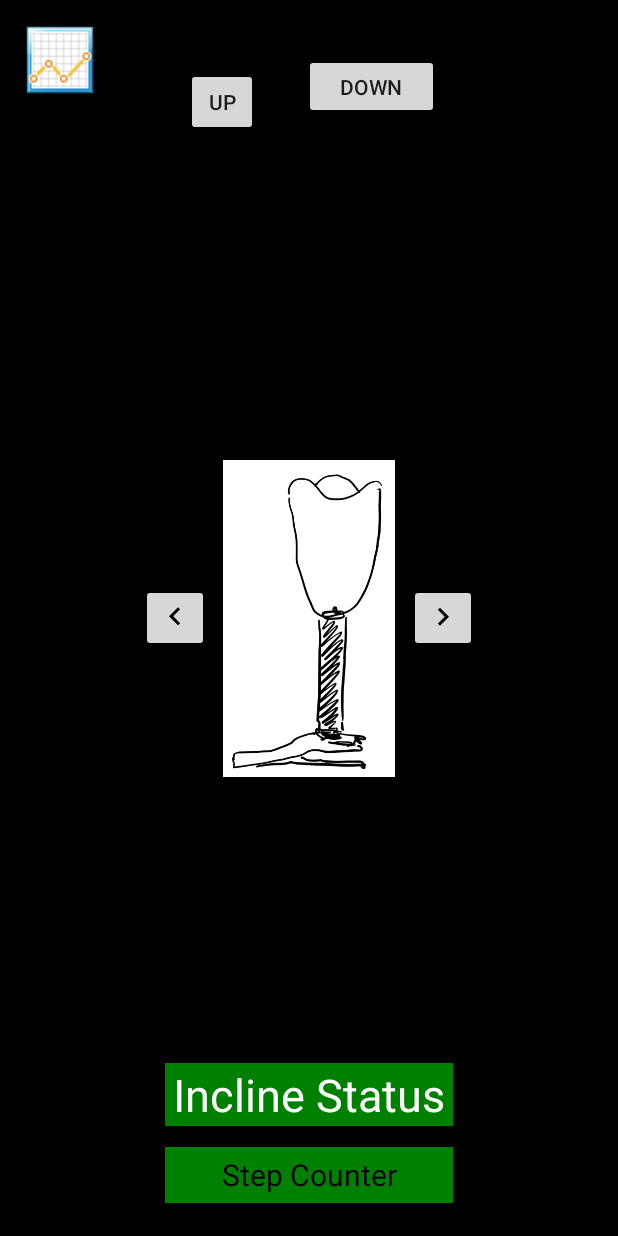
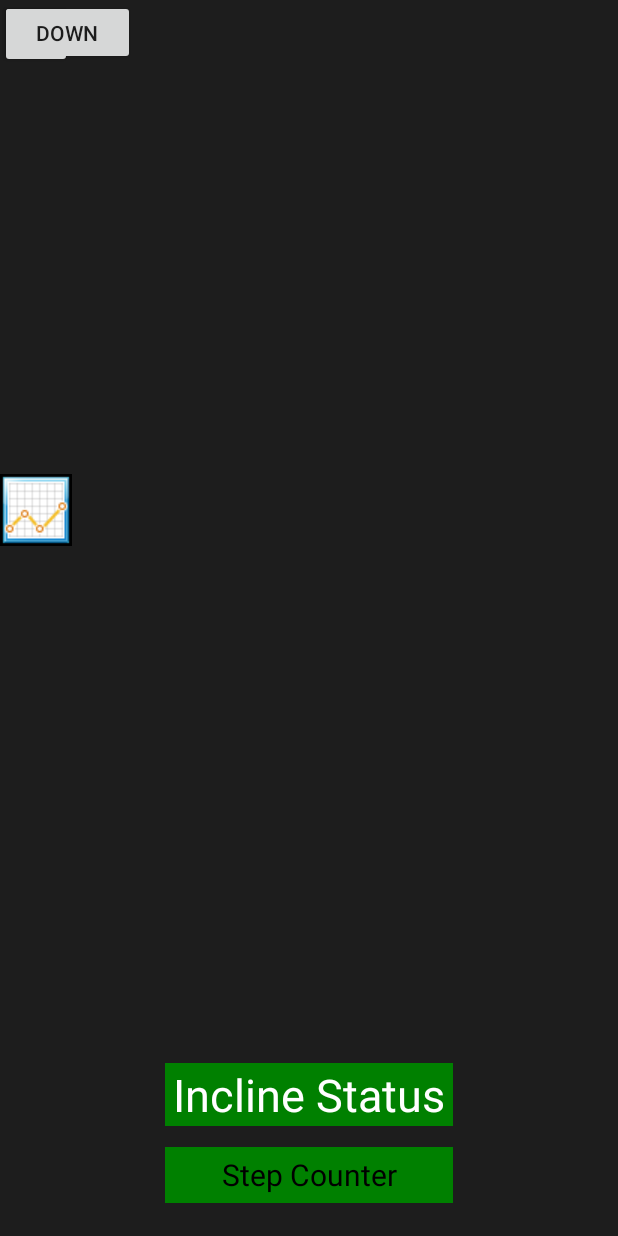
Before and after one commit to nathanjnile/GroupProjectProstheticApp, an Android app: the layout activity_main.xml on its own in the app's theme, with its tools: preview values and no code run, on a phone screen of 412 x 824 dp. Run offline under Robolectric (Android 15) with nearby library versions, the phone set to English and light mode, and no system bars.

Commit message:
removed the rotating image

```diff
--- a/app/src/main/java/com/example/natha/bluetoothservice2/MainActivity.java
+++ b/app/src/main/java/com/example/natha/bluetoothservice2/MainActivity.java
@@ -79,7 +79,7 @@ public class MainActivity extends AppCompatActivity {
     }
 
     //Methods for right button. Checks what direction the prosthetic is facing, changes the image by a 90 degree rotation and sets it as the new image
-    public void ImageChangeButtonRight(View view) {
+/*    public void ImageChangeButtonRight(View view) {
         if (pic == R.drawable.leftfacing) { //if prosthetic is facing left
             legImage = (ImageView) findViewById(R.id.legImage);
             legImage.setImageDrawable(getDrawable(R.drawable.frontfacing));
@@ -99,9 +99,9 @@ public class MainActivity extends AppCompatActivity {
         }
         //legImage=(ImageView) findViewById(R.id.legImage);
         //legImage.setImageDrawable(getDrawable(R.drawable.frontfacing));
-    }
+    }*/
     //Methods for left button. Checks what direction the prosthetic is facing, changes the image by a 90 degree rotation and sets it as the new image
-    public void ImageChangeButtonLeft(View view) {
+ /*   public void ImageChangeButtonLeft(View view) {
         if (pic == R.drawable.leftfacing) {
             legImage = (ImageView) findViewById(R.id.legImage);
             legImage.setImageDrawable(getDrawable(R.drawable.backfacing));
@@ -119,7 +119,7 @@ public class MainActivity extends AppCompatActivity {
             legImage.setImageDrawable(getDrawable(R.drawable.leftfacing));
             pic = R.drawable.leftfacing;
         }
-    }
+    }*/
 
    /* // Method to capture motion events for swiping between activities
     @Override
--- a/app/src/main/res/layout/activity_main.xml
+++ b/app/src/main/res/layout/activity_main.xml
@@ -4,7 +4,7 @@
     xmlns:tools="http://schemas.android.com/tools"
     android:layout_width="match_parent"
     android:layout_height="match_parent"
-    android:background="@color/Black"
+    android:background="@color/Grey"
     tools:context=".MainActivity">
 
     <!--<TextView
@@ -17,7 +17,7 @@
         app:layout_constraintRight_toRightOf="parent"
         app:layout_constraintTop_toTopOf="parent" />-->
 
-    <ImageView
+   <!-- <ImageView
         android:id="@+id/legImage"
         android:layout_width="117dp"
         android:layout_height="211dp"
@@ -31,22 +31,21 @@
         app:layout_constraintEnd_toEndOf="parent"
         app:layout_constraintStart_toStartOf="parent"
         app:layout_constraintTop_toTopOf="parent"
-        app:srcCompat="@drawable/leftfacing" />
+        app:srcCompat="@drawable/leftfacing" />-->
 
 
     <ImageButton
         android:id="@+id/button"
         android:layout_width="wrap_content"
         android:layout_height="wrap_content"
-        android:layout_marginStart="16dp"
-        android:layout_marginTop="16dp"
+        android:layout_marginTop="316dp"
         android:background="#000000"
         android:onClick="goGraphActivity"
         android:src="@drawable/line_graph_icon"
         app:layout_constraintStart_toStartOf="parent"
         app:layout_constraintTop_toTopOf="parent" />
 
-    <Button
+    <!--  <Button
 
         android:id="@+id/btnClickRight"
         android:layout_width="45dp"
@@ -57,9 +56,9 @@
         android:onClick="ImageChangeButtonRight"
         app:layout_constraintBottom_toBottomOf="parent"
         app:layout_constraintStart_toEndOf="@+id/legImage"
-        app:layout_constraintTop_toTopOf="parent" />
+        app:layout_constraintTop_toTopOf="parent" />-->
 
-    <Button
+  <!--  <Button
         android:id="@+id/btnClickLeft"
         android:layout_width="45dp"
         android:layout_height="45dp"
@@ -69,7 +68,7 @@
         android:onClick="ImageChangeButtonLeft"
         app:layout_constraintBottom_toBottomOf="parent"
         app:layout_constraintEnd_toStartOf="@+id/legImage"
-        app:layout_constraintTop_toTopOf="parent" />
+        app:layout_constraintTop_toTopOf="parent" />-->
 
     <TextView
         android:id="@+id/inclineStatusText"
@@ -87,7 +86,6 @@
         app:layout_constraintBottom_toBottomOf="parent"
         app:layout_constraintEnd_toEndOf="parent"
         app:layout_constraintStart_toStartOf="parent"
-        app:layout_constraintTop_toBottomOf="@+id/legImage"
         app:layout_constraintVertical_bias="1.0" />
 
     <TextView
@@ -117,29 +115,16 @@
         android:id="@+id/btnMoveFootUp"
         android:layout_width="48dp"
         android:layout_height="45dp"
-        android:layout_marginStart="60dp"
-        android:layout_marginTop="16dp"
-        android:layout_marginBottom="8dp"
         android:text="Up"
-        app:layout_constraintBottom_toTopOf="@+id/legImage"
-        app:layout_constraintStart_toEndOf="@+id/button"
-        app:layout_constraintTop_toTopOf="parent"
-        app:layout_constraintVertical_bias="0.123" />
+        tools:layout_editor_absoluteX="96dp"
+        tools:layout_editor_absoluteY="316dp" />
 
     <Button
         android:id="@+id/btnMoveFootDown"
         android:layout_width="90dp"
         android:layout_height="43dp"
-        android:layout_marginStart="8dp"
-        android:layout_marginTop="24dp"
-        android:layout_marginEnd="8dp"
-        android:layout_marginBottom="8dp"
         android:text="Down"
-        app:layout_constraintBottom_toTopOf="@+id/legImage"
-        app:layout_constraintEnd_toEndOf="parent"
-        app:layout_constraintHorizontal_bias="0.169"
-        app:layout_constraintStart_toEndOf="@+id/btnMoveFootUp"
-        app:layout_constraintTop_toTopOf="parent"
-        app:layout_constraintVertical_bias="0.053" />
+        tools:layout_editor_absoluteX="249dp"
+        tools:layout_editor_absoluteY="330dp" />
 
 </android.support.constraint.ConstraintLayout>
--- a/app/src/main/res/values/colors.xml
+++ b/app/src/main/res/values/colors.xml
@@ -7,5 +7,5 @@
     <color name="White">#ffffff</color>
     <color name="Yellow">#FFFF00</color>
     <color name="Green">#008000</color>
-
+    <color name="Grey">#1D1D1D</color>
 </resources>
--- a/app/src/main/res/values/styles.xml
+++ b/app/src/main/res/values/styles.xml
@@ -1,11 +1,11 @@
 <resources>
 
     <!-- Base application theme. -->
-    <style name="AppTheme" parent="Theme.AppCompat.Light.DarkActionBar">
+    <style name="AppTheme" parent="Theme.AppCompat.Light.NoActionBar">
         <!-- Customize your theme here. -->
-        <item name="colorPrimary">@color/Black</item>
-        <item name="colorPrimaryDark">@color/Black</item>
-        <item name="colorAccent">@color/Black</item>
+        <item name="colorPrimary">@color/Grey</item>
+        <item name="colorPrimaryDark">@color/Grey</item>
+        <item name="colorAccent">@color/Grey</item>
     </style>
 
 </resources>
```
Also changed, not shown: app/src/main/res/drawable/graphButton.png (added).
